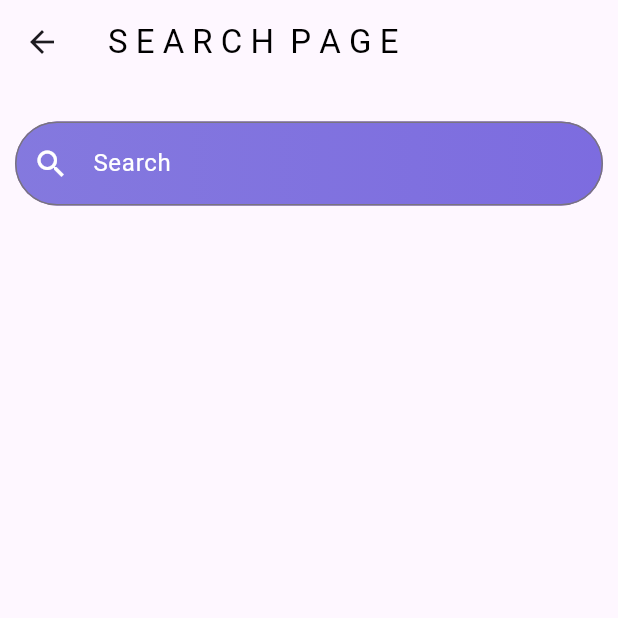
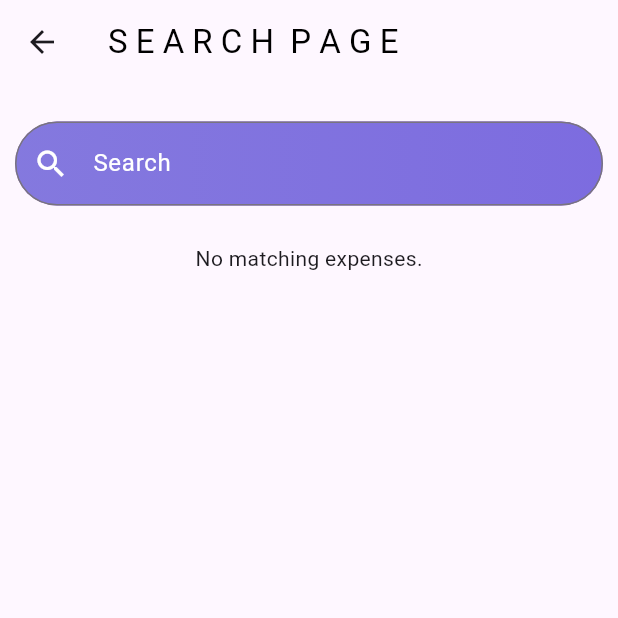
Before and after one commit to SaiyamKalra/expense_tracker, a Flutter app: the screen it shows after launch, after a tap on the "search" icon, on a phone screen of 412 x 824 dp, the top half of it. Run offline on Flutter 3.47's test engine with Material 3 defaults, Android fonts, the phone set to English and light mode, and no system bars; our stand-ins replace flutter_bloc, shared_preferences.

Commit message:
search page completed

```diff
--- a/lib/pages/add_expense_page.dart
+++ b/lib/pages/add_expense_page.dart
@@ -47,7 +47,9 @@ class _AddExpensePageState extends State<AddExpensePage> {
               controller: _amountController,
               decoration: InputDecoration(
                 labelText: 'Amount',
-                border: OutlineInputBorder(),
+                border: OutlineInputBorder(
+                  borderRadius: BorderRadius.circular(15),
+                ),
                 prefixIcon: Icon(Icons.currency_rupee),
               ),
             ),
--- a/lib/pages/home_page.dart
+++ b/lib/pages/home_page.dart
@@ -64,14 +64,14 @@ class _HomePageState extends State<HomePage> {
                       crossAxisAlignment: CrossAxisAlignment.start,
                       children: [
                         Text(
-                          'Expense \n  Tracker',
+                          'Expense Tracker',
                           style: TextStyle(
                             fontWeight: FontWeight.bold,
-                            fontSize: 55,
+                            fontSize: 35,
                             color: Colors.white,
                           ),
                         ),
-                        SizedBox(width: 70),
+                        SizedBox(width: 45),
                         Column(
                           children: [
                             Padding(
--- a/lib/pages/main.dart
+++ b/lib/pages/main.dart
@@ -3,7 +3,6 @@ import 'package:expense_tracker/pages/splash_screen_page.dart';
 import 'package:flutter/material.dart';
 import 'package:flutter_bloc/flutter_bloc.dart';
 import 'package:shared_preferences/shared_preferences.dart';
-import './home_page.dart';
 
 void main() async {
   WidgetsFlutterBinding.ensureInitialized();
--- a/lib/pages/search_page.dart
+++ b/lib/pages/search_page.dart
@@ -1,6 +1,7 @@
-import 'package:expense_tracker/search/search_bloc.dart';
+import 'package:expense_tracker/cubit/expense_cubit.dart';
+import 'package:expense_tracker/models/expense.dart';
+import 'package:expense_tracker/utils/expense_card.dart';
 import 'package:flutter/material.dart';
-import 'package:flutter/widgets.dart';
 import 'package:flutter_bloc/flutter_bloc.dart';
 
 class SearchPage extends StatefulWidget {
@@ -10,12 +11,20 @@ class SearchPage extends StatefulWidget {
 
 class _ExpenseSearchPageState extends State<SearchPage> {
   final TextEditingController _searchcontroller = TextEditingController();
+  List<Expense> _allExpenses = [];
+  List<Expense> _filteredExpenses = [];
+
+  @override
+  void initState() {
+    super.initState();
+    final expenses = context.read<ExpenseCubit>().state;
+    _allExpenses = expenses;
+    _filteredExpenses = expenses;
+  }
 
   @override
   Widget build(BuildContext context) {
-    return BlocProvider(
-      create: (_) => ExpenseBloc(),
-      child: Scaffold(
+    return Scaffold(
       appBar: AppBar(
         title: Text(
           'S E A R C H  P A G E',
@@ -53,15 +62,39 @@ class _ExpenseSearchPageState extends State<SearchPage> {
                   ),
                 ),
                 onChanged: (query) {
-                    context.read<ExpenseBloc>().add(
-                      ExpenseSearchQueryCharged(query),
+                  setState(() {
+                    _filteredExpenses =
+                        _allExpenses
+                            .where(
+                              (e) => e.description.toLowerCase().contains(
+                                query.toLowerCase(),
+                              ),
+                            )
+                            .toList();
+                  });
+                },
+              ),
+            ),
+          ),
+          Expanded(
+            child:
+                _filteredExpenses.isEmpty
+                    ? Text('No matching expenses.')
+                    : ListView.builder(
+                      itemCount: _filteredExpenses.length,
+                      itemBuilder: (context, index) {
+                        final e = _filteredExpenses[index];
+                        return ExpenseCard(
+                          number: index + 1,
+                          amount: e.amount,
+                          date: e.date.toIso8601String(),
+                          category: e.category,
+                          description: e.description,
                         );
                       },
                     ),
           ),
-            ),
         ],
-        ),
       ),
     );
   }
--- a/lib/search/search_bloc.dart
+++ /dev/null
@@ -1,39 +0,0 @@
-import 'package:expense_tracker/search/search_events.dart';
-import 'package:flutter_bloc/flutter_bloc.dart';
-
-abstract class ExpenseEvent {}
-
-class ExpenseSearchQueryCharged extends ExpenseEvent {
-  final String query;
-  ExpenseSearchQueryCharged(this.query);
-}
-
-class ExpenseState {
-  final List<Expense> filteredExpenses;
-  ExpenseState(this.filteredExpenses);
-}
-
-class ExpenseAdded extends ExpenseEvent {
-  final Expense expense;
-  ExpenseAdded(this.expense);
-}
-
-class ExpenseBloc extends Bloc<ExpenseEvent, ExpenseState> {
-  List<Expense> allExpenses = [];
-
-  ExpenseBloc() : super(ExpenseState([])) {
-    on<ExpenseSearchQueryCharged>((event, emit) {
-      final query = event.query.toLowerCase();
-      final filtered =
-          allExpenses
-              .where((expense) => expense.number.contains(query))
-              .toList();
-      emit(ExpenseState(filtered));
-    });
-
-    on<ExpenseAdded>((event, emit) {
-      allExpenses.add(event.expense);
-      emit(ExpenseState(List.from(allExpenses)));
-    });
-  }
-}
--- a/lib/search/search_events.dart
+++ /dev/null
@@ -1,5 +0,0 @@
-class Expense {
-  final String number;
-  final String amount;
-  Expense({required this.number, required this.amount});
-}
```
Also changed, not shown: lib/search/search_state.dart (deleted, +0 -11 lines). Lines whose indentation alone changed are shown as unchanged.
